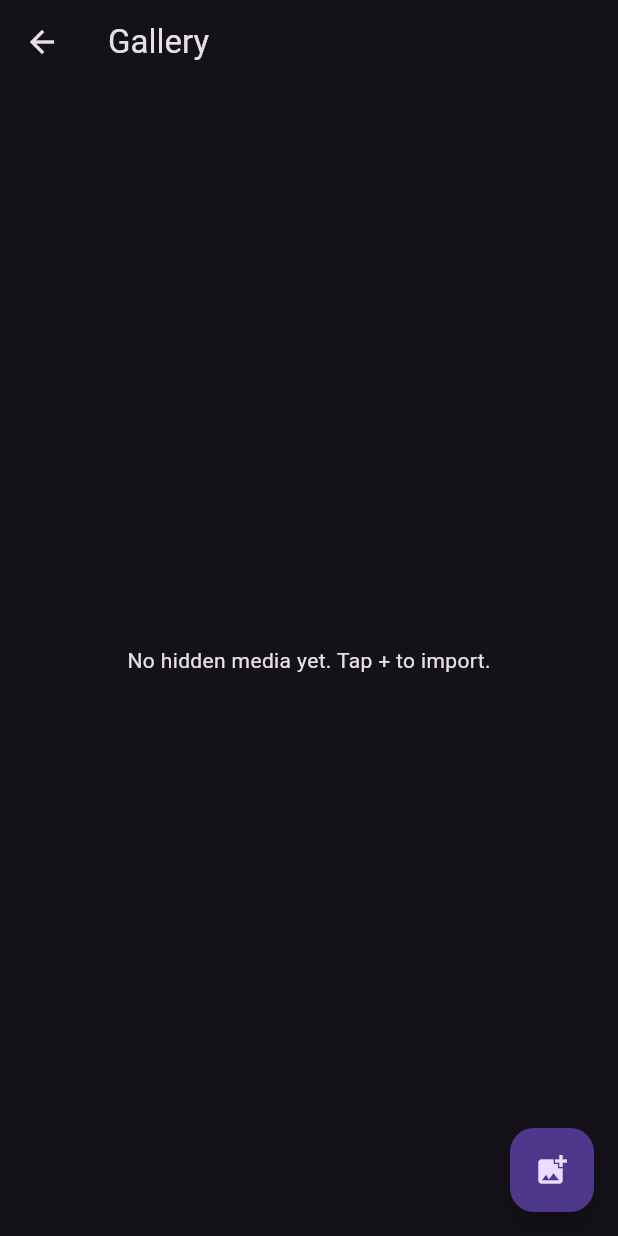
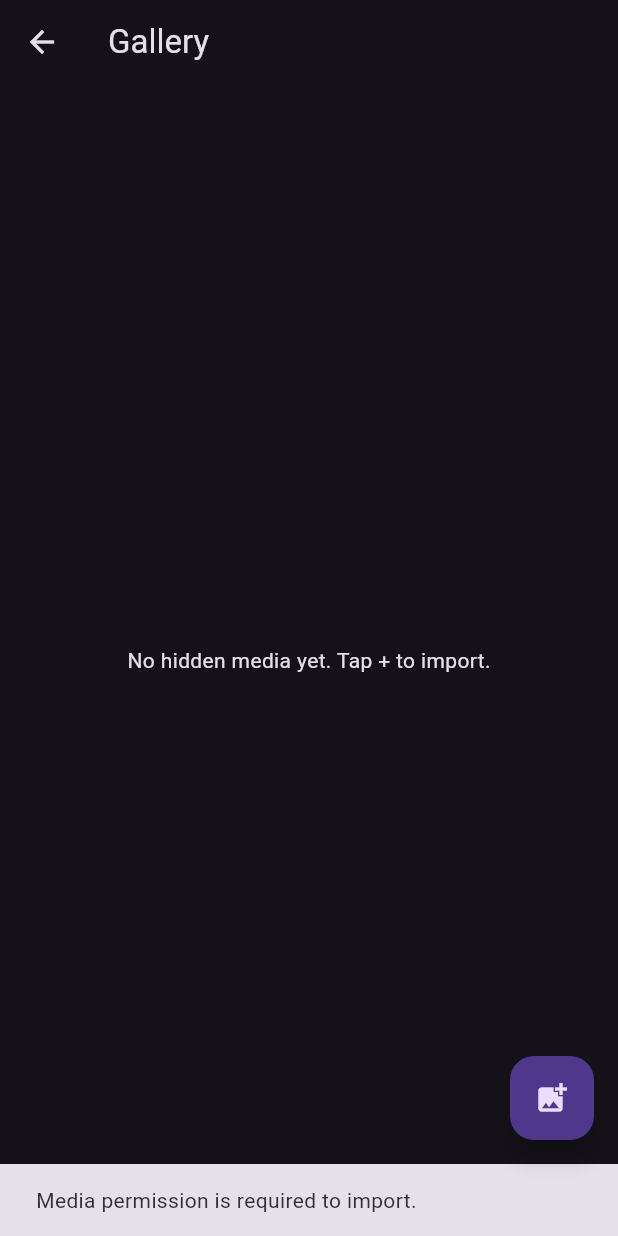
Before and after one commit to vorynto/wow-chat, a Flutter app: the GalleryScreen screen opened directly, after a tap on the "add photo alternate" icon, on a phone screen of 412 x 824 dp. Run offline on Flutter 3.47's test engine with Material 3 defaults, Android fonts, the phone set to English and light mode, and no system bars; our stand-ins replace file_picker, flutter_riverpod, flutter_secure_storage, open_filex, permission_handler, sqflite_sqlcipher and 2 more; missing offline and left inert: cryptography, flutter_webrtc, flutter_windowmanager_plus, libsignal_protocol_dart, photo_manager; accounts and stored records are empty.

Commit message:
Hidden gallery: delete originals from device after hiding (no per-photo prompt)
- Import now uses photo_manager (real device assets) so we can delete the actual
  originals, not cache copies. New DeviceMediaService (permissions, list, delete)
  + DeviceMediaPicker (multi-select grid).
- After importing selected media into the encrypted vault, originals are deleted
  from the device gallery automatically with NO per-photo confirmation — gated
  only by a one-time "All files access" (MANAGE_EXTERNAL_STORAGE) grant, which
  Android requires and no app can bypass. Without it, imports still work and
  originals are kept (with a prompt to enable it).
- GalleryRepository.importBytes (import from asset bytes); manifest media +
  MANAGE_EXTERNAL_STORAGE permissions; photo_manager + permission_handler deps.

Co-Authored-By: Claude Opus 4.8 <noreply@anthropic.com>
Claude-Session: https://claude.ai/code/session_014amAAFXWkdfPtJnwYkRJXs

```diff
--- /dev/null
+++ b/lib/features/gallery/device_media_service.dart
@@ -0,0 +1,43 @@
+import 'package:permission_handler/permission_handler.dart';
+import 'package:photo_manager/photo_manager.dart';
+
+/// Access to the device's real photo/video assets, so we can import originals into the vault
+/// and then delete them.
+///
+/// Silent deletion (no per-file system dialog) requires "All files access"
+/// (MANAGE_EXTERNAL_STORAGE) — a one-time grant the user enables in system settings. Android
+/// provides no way for the app to grant it itself; without it, Android 11+ forces a
+/// confirmation dialog on every delete.
+class DeviceMediaService {
+  /// Request read access to media (needed to list + import).
+  Future<bool> ensureReadPermission() async {
+    final ps = await PhotoManager.requestPermissionExtend();
+    return ps.isAuth || ps.hasAccess;
+  }
+
+  Future<bool> hasAllFilesAccess() => Permission.manageExternalStorage.isGranted;
+
+  /// Opens the system "All files access" screen for a one-time grant. Returns whether granted.
+  Future<bool> requestAllFilesAccess() async {
+    if (await Permission.manageExternalStorage.isGranted) return true;
+    final status = await Permission.manageExternalStorage.request();
+    return status.isGranted;
+  }
+
+  /// Most-recent device assets (images + videos).
+  Future<List<AssetEntity>> recentAssets({int limit = 300}) async {
+    final paths = await PhotoManager.getAssetPathList(
+      type: RequestType.common,
+      onlyAll: true,
+    );
+    if (paths.isEmpty) return [];
+    return paths.first.getAssetListPaged(page: 0, size: limit);
+  }
+
+  /// Delete originals by asset id. With All-files access this is silent; otherwise the OS
+  /// shows a confirmation dialog. Returns the ids actually deleted.
+  Future<List<String>> deleteOriginals(List<String> ids) async {
+    if (ids.isEmpty) return const [];
+    return PhotoManager.editor.deleteWithIds(ids);
+  }
+}
--- a/lib/features/gallery/gallery_screen.dart
+++ b/lib/features/gallery/gallery_screen.dart
@@ -2,10 +2,12 @@ import 'dart:io';
 import 'dart:typed_data';
 import 'package:flutter/material.dart';
 import 'package:flutter_riverpod/flutter_riverpod.dart';
-import 'package:file_picker/file_picker.dart';
+import 'package:photo_manager/photo_manager.dart';
 import 'package:video_player/video_player.dart';
 
 import '../../core/providers.dart';
+import 'device_media_picker.dart';
+import 'device_media_service.dart';
 import 'gallery_repository.dart';
 
 /// The hidden gallery: a grid of encrypted photos/videos stored only inside the vault.
@@ -33,17 +35,58 @@ class _GalleryScreenState extends ConsumerState<GalleryScreen> {
     if (mounted) setState(() { _items = items; _loading = false; });
   }
 
+  final _media = DeviceMediaService();
+
   Future<void> _import() async {
-    final res = await FilePicker.platform.pickFiles(type: FileType.media, allowMultiple: true);
-    if (res == null) return;
+    if (!await _media.ensureReadPermission()) {
+      if (mounted) {
+        ScaffoldMessenger.of(context).showSnackBar(
+          const SnackBar(content: Text('Media permission is required to import.')),
+        );
+      }
+      return;
+    }
+    final assets = await _media.recentAssets();
+    if (!mounted) return;
+    final selected = await Navigator.of(context).push<List<AssetEntity>>(
+      MaterialPageRoute(builder: (_) => DeviceMediaPicker(assets: assets)),
+    );
+    if (selected == null || selected.isEmpty) return;
+
     setState(() => _importing = true);
     try {
-      for (final f in res.files) {
-        if (f.path != null) {
-          await _repo.importFile(sourcePath: f.path!, name: f.name);
-        }
+      // One-time "All files access" so originals can be deleted with no per-photo dialog.
+      final canDelete = await _media.requestAllFilesAccess();
+
+      final importedIds = <String>[];
+      for (final a in selected) {
+        final bytes = await a.originBytes;
+        if (bytes == null) continue;
+        final title = await a.titleAsync;
+        await _repo.importBytes(
+          name: title.isEmpty ? '${a.id}.bin' : title,
+          bytes: bytes,
+          type: a.type == AssetType.video ? 'video' : 'image',
+        );
+        importedIds.add(a.id);
       }
+
+      // Delete the originals from the device gallery.
+      if (canDelete) {
+        await _media.deleteOriginals(importedIds); // silent, no confirmation
+      }
+
       await _load();
+      if (mounted && !canDelete) {
+        ScaffoldMessenger.of(context).showSnackBar(
+          const SnackBar(
+            content: Text(
+              'Imported. Originals were kept — enable "All files access" in settings to '
+              'delete them automatically.',
+            ),
+          ),
+        );
+      }
     } catch (e) {
       if (mounted) {
         ScaffoldMessenger.of(context).showSnackBar(SnackBar(content: Text('Import failed: $e')));
--- a/pubspec.yaml
+++ b/pubspec.yaml
@@ -30,8 +30,10 @@ dependencies:
   file_picker: ^8.1.2
   open_filex: ^4.5.0
 
-  # Hidden gallery (in-app encrypted video playback)
+  # Hidden gallery (in-app encrypted video playback + device media access/deletion)
   video_player: ^2.9.1
+  photo_manager: ^3.6.1        # real device assets (for import + original deletion)
+  permission_handler: ^11.3.1  # request All-files access for silent deletion
 
   # Privacy enforcement
   flutter_windowmanager_plus: ^1.0.1  # FLAG_SECURE (block screenshots/recents)
```
Also changed, not shown: lib/features/gallery/device_media_picker.dart (added, +84 -0 lines), lib/features/gallery/gallery_repository.dart (+6 -2 lines), 1 other file.
